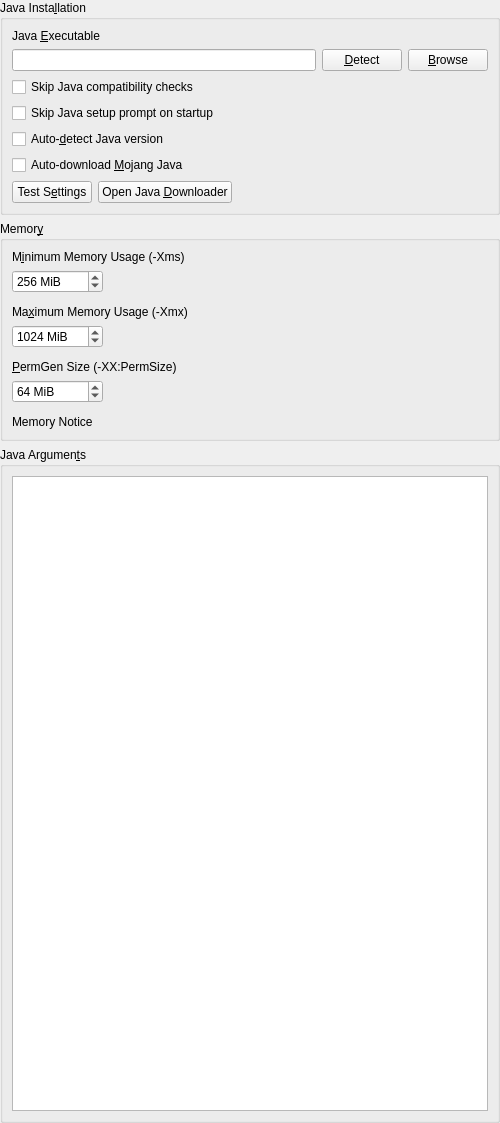
Above: launcher/ui/widgets/JavaSettingsWidget.ui from FreesmTeam/FreesmLauncher before the change. Below: the same form after it.
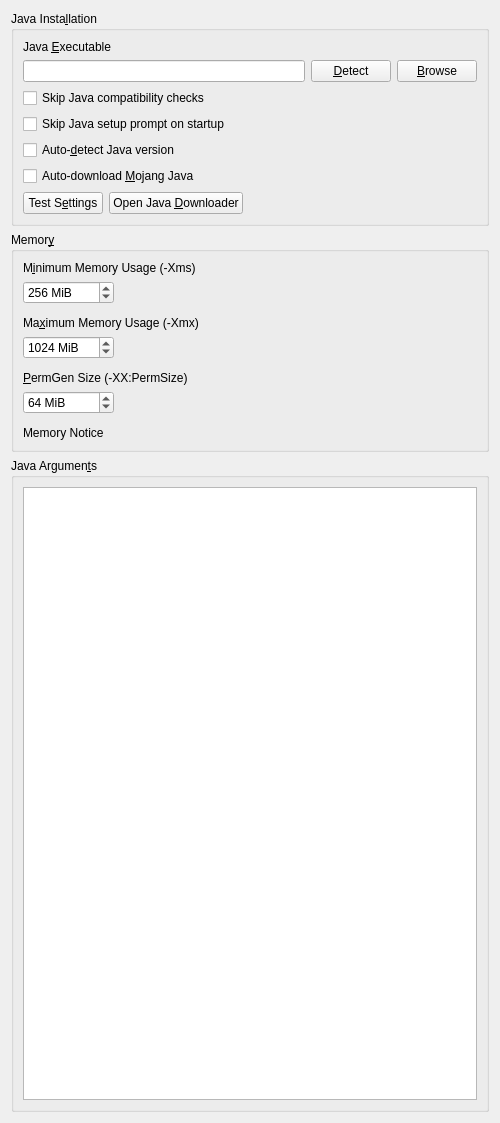
That is the form after the change.

Commit message: Fix Java padding

```diff
--- a/launcher/ui/widgets/JavaSettingsWidget.ui
+++ b/launcher/ui/widgets/JavaSettingsWidget.ui
@@ -14,18 +14,6 @@
    <string>Form</string>
   </property>
   <layout class="QVBoxLayout" name="verticalLayout">
-   <property name="leftMargin">
-    <number>0</number>
-   </property>
-   <property name="topMargin">
-    <number>0</number>
-   </property>
-   <property name="rightMargin">
-    <number>0</number>
-   </property>
-   <property name="bottomMargin">
-    <number>0</number>
-   </property>
    <item>
     <widget class="QGroupBox" name="javaInstallationGroupBox">
      <property name="enabled">
```
The commit also changes 1 other file.
